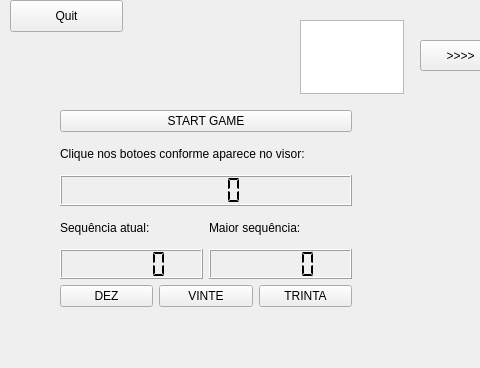
Old version of the form mainwindow.ui in the repository victorkaillo/helloqt; both pictures show x 0 to 480 and y 0 to 368 of the 800 by 600 pixel window.
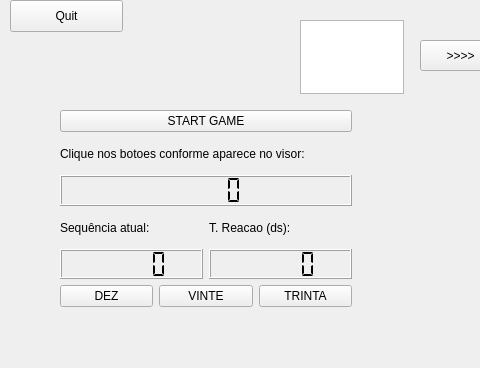
New version of the form.

```diff
--- a/mainwindow.ui
+++ b/mainwindow.ui
@@ -60,7 +60,7 @@
      <string>&gt;&gt;&gt;&gt;</string>
     </property>
    </widget>
-   <widget class="QWidget" name="">
+   <widget class="QWidget" name="layoutWidget">
     <property name="geometry">
      <rect>
       <x>60</x>
@@ -130,7 +130,7 @@
                <item>
                 <widget class="QLabel" name="label_2">
                  <property name="text">
-                  <string>Maior sequência:</string>
+                  <string>T. Reacao (ds):</string>
                  </property>
                 </widget>
                </item>
```
